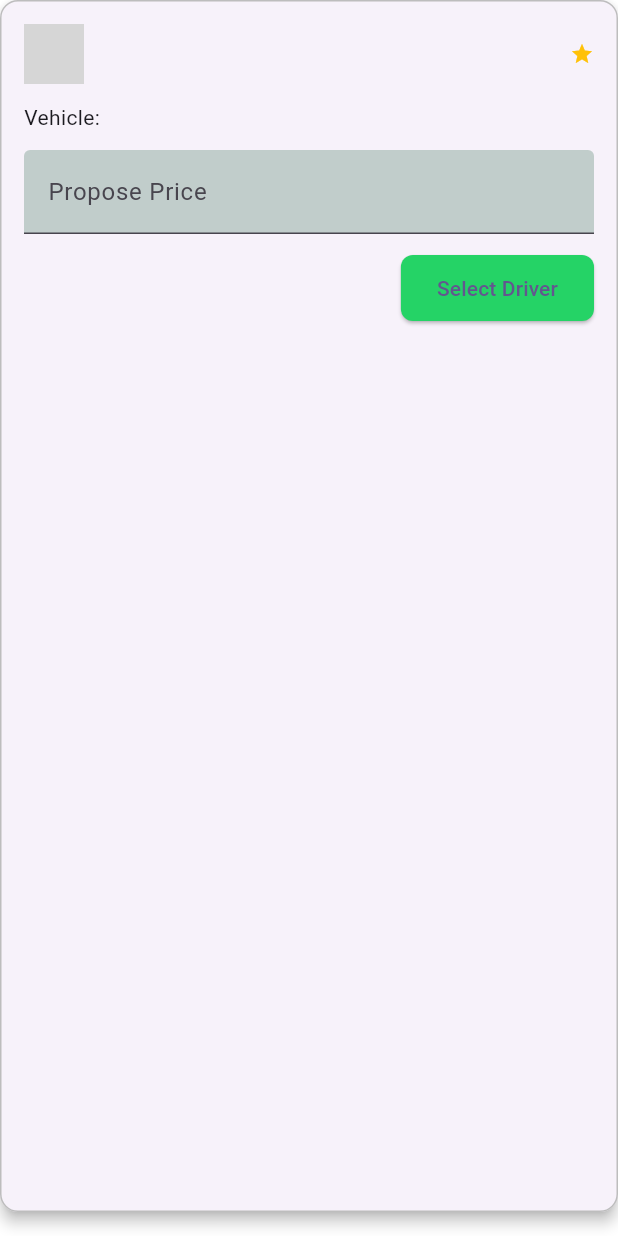
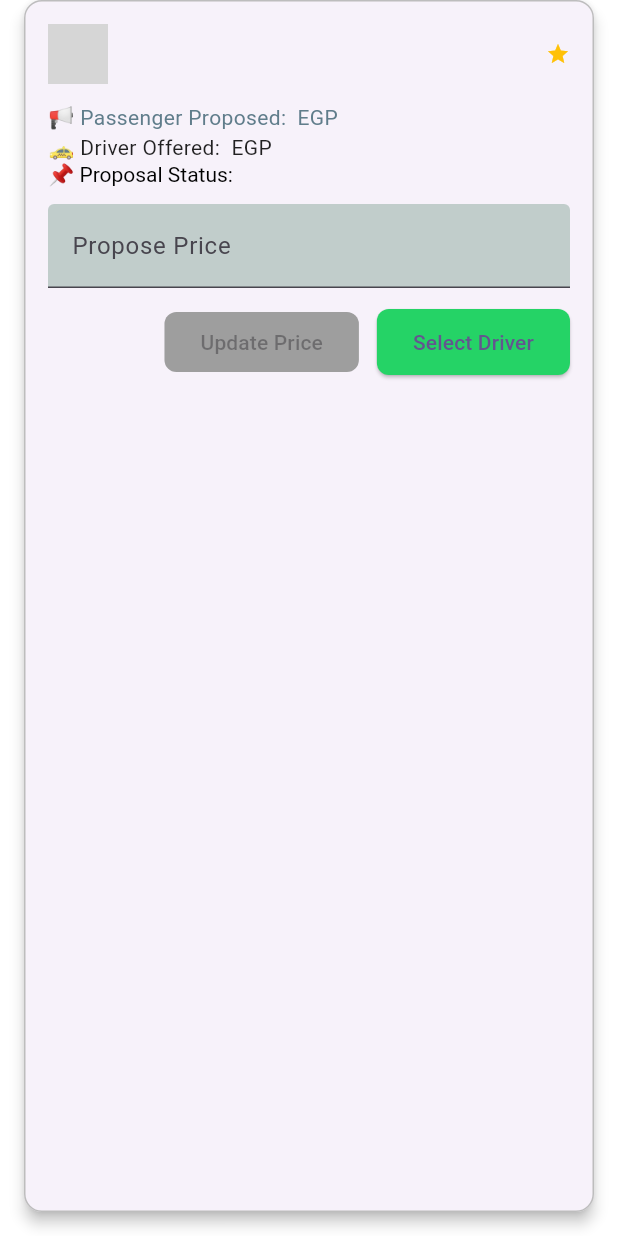
Before and after one commit to Abdelrahman-Ahmed-2003/Driver_app, a Flutter app: the DriverCard widget shown alone on an empty page, opened directly with empty values, on a phone screen of 412 x 824 dp. Run offline on Flutter 3.47's test engine with Material 3 defaults, Android fonts, the phone set to English and light mode, and no system bars; our stand-ins replace animated_text_kit, cloud_firestore, firebase_auth, firebase_core, flutter_map, geocoding and 8 more; missing offline and left inert: flutter_map_location_marker, flutter_polyline_points, free_map; accounts and stored records are empty; network calls fail; grey boxes are pictures that could not be loaded.

Commit message:
handle update price from driver and select driver to start trip

```diff
--- a/lib/core/models/driver.dart
+++ b/lib/core/models/driver.dart
@@ -1,31 +1,54 @@
-import 'package:flutter/material.dart';
-
 class Driver {
   final String email;
   final String? name;
-  final String? phone;
+  final String? imageUrl;
   final String? vehicleType;
-  final String? rating;
-  final String? imageUrl;
+  final String? rating; // ✅ Now it's a String
+  final String? proposedPrice;
+  final String? proposedPriceStatus;
+  final String?passengerProposedPrice;
 
   Driver({
     required this.email,
     this.name,
-    this.phone,
+    this.imageUrl,
     this.vehicleType,
     this.rating,
-    this.imageUrl,
+    this.proposedPrice,
+    this.proposedPriceStatus,
+    this.passengerProposedPrice,
   });
 
+  Driver copyWith({
+    String? email,
+    String? name,
+    String? imageUrl,
+    String? vehicleType,
+    String? rating,
+    String? proposedPrice,
+    String? proposedPriceStatus,
+    String? passengerProposedPrice,
+  }) {
+    return Driver(
+      email: email ?? this.email,
+      name: name ?? this.name,
+      imageUrl: imageUrl ?? this.imageUrl,
+      vehicleType: vehicleType ?? this.vehicleType,
+      rating: rating ?? this.rating,
+      proposedPrice: proposedPrice ?? this.proposedPrice,
+      proposedPriceStatus: proposedPriceStatus ?? this.proposedPriceStatus,
+      passengerProposedPrice: passengerProposedPrice ?? this.passengerProposedPrice,
+    );
+  }
+
   factory Driver.fromMap(Map<String, dynamic>? data, String email) {
-    debugPrint('Driver data: $data');
+
     return Driver(
       email: email,
       name: data?['name'],
-      phone: data?['phone'],
+      imageUrl: data?['imageUrl'],
       vehicleType: data?['vehicle'],
-      rating: data?['rate'],
-      imageUrl: data?['imageUrl'],
+      rating: data?['rate']?.toString(), // ✅ Converts number to string
     );
   }
 }
--- a/lib/features/passenger/presentation/views/widgets/driver_card.dart
+++ b/lib/features/passenger/presentation/views/widgets/driver_card.dart
@@ -23,7 +23,7 @@ class _DriverCardState extends State<DriverCard> {
   @override
   void initState() {
     super.initState();
-    priceController = TextEditingController();
+    priceController = TextEditingController(text: widget.driver.passengerProposedPrice);
   }
 
   @override
@@ -35,7 +35,9 @@ class _DriverCardState extends State<DriverCard> {
 @override
 Widget build(BuildContext context) {
   final provider = Provider.of<TripProvider>(context, listen: false);
-    return Card(
+  return Padding(
+    padding: const EdgeInsets.symmetric(horizontal: 16),
+    child: Card(
       elevation: 4,
       margin: const EdgeInsets.only(bottom: 16),
       shape: RoundedRectangleBorder(
@@ -51,7 +53,6 @@ class _DriverCardState extends State<DriverCard> {
             Row(
               mainAxisAlignment: MainAxisAlignment.spaceBetween,
               children: [
-                // Name + Avatar
                 Row(
                   children: [
                     CircleAvatar(
@@ -72,22 +73,50 @@ class _DriverCardState extends State<DriverCard> {
                     ),
                   ],
                 ),
-                // Rating if available
-                if (widget.driver.rating != null)
-                  Row(
+                (widget.driver.rating != null &&
+                        widget.driver.rating != 'no rate till now')
+                    ? Row(
                         children: [
-                      const Icon(Icons.star, size: 16, color: Colors.amber),
+                          const Icon(Icons.star,
+                              size: 16, color: Colors.amber),
                           Text(widget.driver.rating!),
                         ],
-                  ),
+                      )
+                    : const Text('New Driver'),
               ],
             ),
 
             const SizedBox(height: 12),
 
-            // Vehicle Info
-            if (widget.driver.vehicleType != null)
-              Text("Vehicle: ${widget.driver.vehicleType!}"),
+            // Display Pricing & Status Info
+            if (widget.driver.passengerProposedPrice != null)
+              Text(
+                "📢 Passenger Proposed: ${widget.driver.passengerProposedPrice} EGP",
+                style:
+                    const TextStyle(fontSize: 14, color: Colors.blueGrey),
+              ),
+            if (widget.driver.proposedPrice != null)
+              Text(
+                "🚕 Driver Offered: ${widget.driver.proposedPrice} EGP",
+                style: const TextStyle(fontSize: 14, color: Colors.black87),
+              ),
+            if (widget.driver.proposedPriceStatus != null)
+              RichText(
+                text: TextSpan(
+                  style: const TextStyle(fontSize: 14, color: Colors.black),
+                  children: [
+                    const TextSpan(text: "📌 Proposal Status: "),
+                    TextSpan(
+                      text: widget.driver.proposedPriceStatus!,
+                      style: TextStyle(
+                        fontWeight: FontWeight.bold,
+                        color: _getStatusColor(
+                            widget.driver.proposedPriceStatus),
+                      ),
+                    ),
+                  ],
+                ),
+              ),
 
             const SizedBox(height: 12),
 
@@ -100,53 +129,75 @@ class _DriverCardState extends State<DriverCard> {
                 filled: true,
                 fillColor: Color(0XFFC1CDCB),
                 suffixText: 'EGP',
-                suffixStyle: TextStyle(color: Color.fromARGB(255, 131, 18, 18)),
+                suffixStyle: TextStyle(
+                    color: Color.fromARGB(255, 131, 18, 18)),
               ),
               onChanged: (value) {
-                setState(() {
-                  buttonText = 'Update price';
-                });
+                setState(() {});
               },
             ),
 
             const SizedBox(height: 12),
 
-            // Button to accept/select driver
-            Align(
-              alignment: Alignment.centerRight,
-              child: ElevatedButton(
+            // Buttons
+            Row(
+              mainAxisAlignment: MainAxisAlignment.end,
+              children: [
+                ElevatedButton(
+                  onPressed: (priceController.text.trim() !=
+                              (widget.driver.passengerProposedPrice ?? '')
+                                  .trim() &&
+                          priceController.text.trim().isNotEmpty)
+                      ? () {
+                          provider.changePassengerProposalPrice(
+                              widget.driver.email,
+                              priceController.text.trim());
+                          ScaffoldMessenger.of(context).showSnackBar(
+                            const SnackBar(content: Text('Price updated')),
+                          );
+                        }
+                      : null,
+                  style: ElevatedButton.styleFrom(
+                    backgroundColor: Colors.orange,
+                    disabledBackgroundColor: Colors.grey,
+                    shape: RoundedRectangleBorder(
+                        borderRadius: BorderRadius.circular(8)),
+                  ),
+                  child: const Text('Update Price'),
+                ),
+                const SizedBox(width: 12),
+                ElevatedButton(
                   style: ElevatedButton.styleFrom(
                     backgroundColor: AppColors.grenColor,
                     shape: RoundedRectangleBorder(
-                    borderRadius: BorderRadius.circular(8),
+                        borderRadius: BorderRadius.circular(8)),
+                    padding: const EdgeInsets.symmetric(
+                        horizontal: 24, vertical: 12),
                   ),
-                  padding: const EdgeInsets.symmetric(
-                    horizontal: 24,
-                    vertical: 12,
+                  onPressed: () {
+                    provider.updateSelectedDriver(widget.driver.email);
+                  },
+                  child: const Text('Select Driver'),
                 ),
-                ),
-                onPressed: () async {
-                  if(buttonText == 'Update price'&& provider.priceController.text != priceController.text.trim()){
-
-                    ScaffoldMessenger.of(context).showSnackBar(
-                      const SnackBar(content: Text('Please enter a price')),
-                    );
-                    return;
-                  }
-                  else if(buttonText == 'Select Driver') {
-                    provider.updateSelectedDriver(widget.driver.email);
-                    // ScaffoldMessenger.of(context).showSnackBar(
-                    //   const SnackBar(content: Text('Please enter a price')),
-                    // );
-                    return;
-                  }
-                },
-                child: Text(buttonText),
-              ),
+              ],
             ),
           ],
         ),
       ),
+    ),
   );
 }
+Color _getStatusColor(String? status) {
+  switch (status?.toLowerCase()) {
+    case 'accepted':
+      return Colors.green;
+    case 'rejected':
+      return Colors.red;
+    case 'pending':
+    default:
+      return Colors.orange;
   }
+}
+
+
+}
--- a/lib/features/passenger/presentation/views/widgets/trip_button.dart
+++ b/lib/features/passenger/presentation/views/widgets/trip_button.dart
@@ -11,7 +11,7 @@ class TripButton extends StatelessWidget {
   Widget build(BuildContext context) {
     final tripProvider = context.watch<TripProvider>(); // WATCH to reflect UI changes
 
-    return Padding(
+    return tripProvider.isLoading?LinearProgressIndicator():Padding(
       padding: const EdgeInsets.symmetric(horizontal: 10),
       child: SizedBox(
         width: double.infinity,
```
Also changed, not shown: lib/features/passenger/presentation/provider/tripProvider.dart (+47 -15 lines), lib/features/passenger/presentation/views/select_driver.dart (+40 -47 lines). Lines whose indentation alone changed are shown as unchanged.
